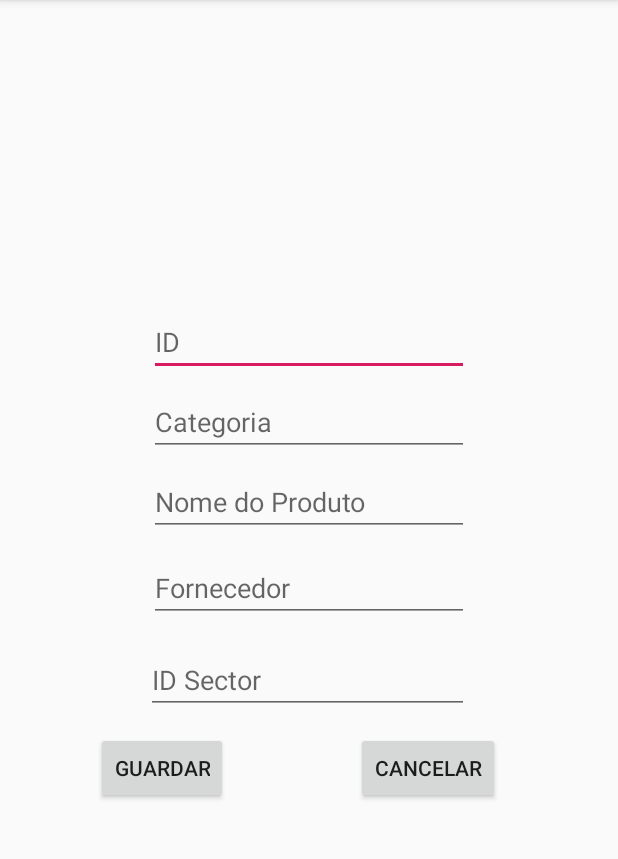
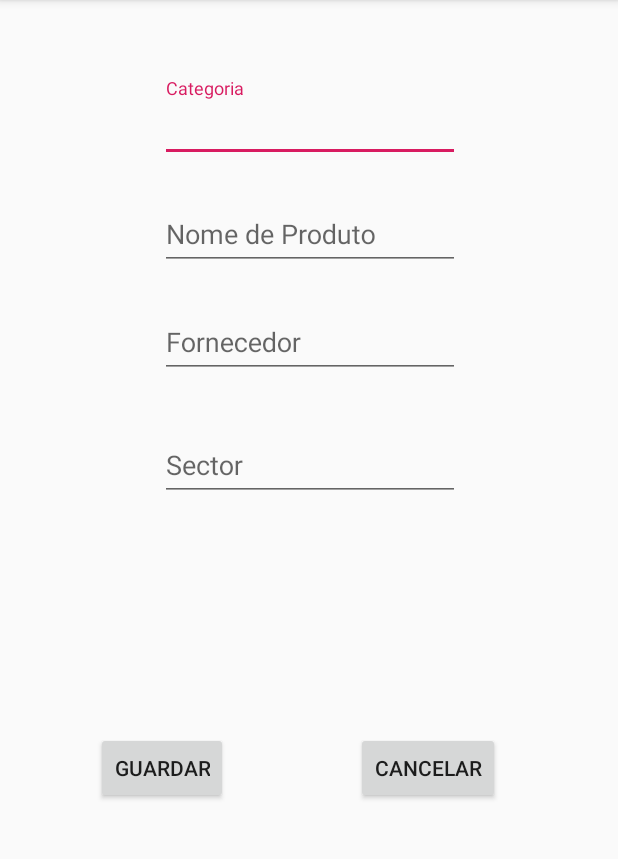
Before and after one commit to astorm123/StorageProject, an Android app: the CreateNewProd screen opened directly, with no data from a screen before it, on a phone screen of 412 x 824 dp, the part 84-943 px from its top. Run offline under Robolectric (Android 15) with nearby library versions, the phone set to English and light mode, and no system bars.

Commit message:
Changed from editText to TextInputLayout

```diff
--- a/app/src/main/java/pt/ipg/storageunity/CreateNewProd.java
+++ b/app/src/main/java/pt/ipg/storageunity/CreateNewProd.java
@@ -30,14 +30,6 @@ public class CreateNewProd extends AppCompatActivity {
         button.setOnClickListener(new View.OnClickListener() {
             @Override
             public void onClick(View v) {
-                EditText IDprod = findViewById(R.id.IDprod);
-                String SaveID = IDprod.getText().toString();
-
-                if (SaveID.trim().length()==0){
-                    IDprod.setError(getString(R.string.Error_Message));
-                    IDprod.requestFocus();
-
-                }
                 EditText Categoria = findViewById(R.id.Categoria);
                 String SaveCategoria = Categoria.getText().toString();
                 if (SaveCategoria.trim().length()==0){
--- a/app/src/main/res/layout/activity_create_new_prod.xml
+++ b/app/src/main/res/layout/activity_create_new_prod.xml
@@ -6,15 +6,84 @@
     android:layout_height="match_parent"
     tools:context=".CreateNewProd">
 
-    <Button
-        android:id="@+id/Save"
-        android:layout_width="wrap_content"
+    <com.google.android.material.textfield.TextInputLayout
+        android:id="@+id/textInputLayout3"
+        android:layout_width="200dp"
         android:layout_height="wrap_content"
-        android:layout_marginStart="64dp"
-        android:layout_marginBottom="232dp"
-        android:text="@string/guardar"
-        app:layout_constraintBottom_toBottomOf="parent"
-        app:layout_constraintStart_toStartOf="parent" />
+        android:layout_marginStart="8dp"
+        android:layout_marginTop="52dp"
+        android:layout_marginEnd="8dp"
+        app:layout_constraintEnd_toEndOf="parent"
+        app:layout_constraintHorizontal_bias="0.502"
+        app:layout_constraintStart_toStartOf="parent"
+        app:layout_constraintTop_toTopOf="parent">
+
+        <com.google.android.material.textfield.TextInputEditText
+            android:id="@+id/Categoria"
+            android:layout_width="match_parent"
+            android:layout_height="wrap_content"
+            android:hint="@string/categoria" />
+    </com.google.android.material.textfield.TextInputLayout>
+
+    <com.google.android.material.textfield.TextInputLayout
+        android:id="@+id/textInputLayout4"
+        android:layout_width="200dp"
+        android:layout_height="wrap_content"
+        android:layout_marginStart="8dp"
+        android:layout_marginTop="16dp"
+        android:layout_marginEnd="8dp"
+        app:layout_constraintEnd_toEndOf="parent"
+        app:layout_constraintHorizontal_bias="0.502"
+        app:layout_constraintStart_toStartOf="parent"
+        app:layout_constraintTop_toBottomOf="@+id/textInputLayout3">
+
+        <com.google.android.material.textfield.TextInputEditText
+            android:id="@+id/NameProd"
+            android:layout_width="match_parent"
+            android:layout_height="wrap_content"
+            android:hint="@string/nome_de_produto" />
+    </com.google.android.material.textfield.TextInputLayout>
+
+    <com.google.android.material.textfield.TextInputLayout
+        android:id="@+id/textInputLayout5"
+        android:layout_width="200dp"
+        android:layout_height="wrap_content"
+        android:layout_marginStart="8dp"
+        android:layout_marginTop="16dp"
+        android:layout_marginEnd="8dp"
+        app:layout_constraintEnd_toEndOf="parent"
+        app:layout_constraintHorizontal_bias="0.502"
+        app:layout_constraintStart_toStartOf="parent"
+        app:layout_constraintTop_toBottomOf="@+id/textInputLayout4">
+
+        <com.google.android.material.textfield.TextInputEditText
+            android:id="@+id/Fornecedor"
+            android:layout_width="match_parent"
+            android:layout_height="wrap_content"
+            android:hint="@string/fornecedor" />
+    </com.google.android.material.textfield.TextInputLayout>
+
+    <com.google.android.material.textfield.TextInputLayout
+        android:layout_width="200dp"
+        android:layout_height="wrap_content"
+        android:layout_marginStart="8dp"
+        android:layout_marginTop="8dp"
+        android:layout_marginEnd="8dp"
+        android:layout_marginBottom="8dp"
+        app:layout_constraintBottom_toTopOf="@+id/Save"
+        app:layout_constraintEnd_toEndOf="parent"
+        app:layout_constraintHorizontal_bias="0.502"
+        app:layout_constraintStart_toStartOf="parent"
+        app:layout_constraintTop_toBottomOf="@+id/textInputLayout5"
+        app:layout_constraintVertical_bias="0.111">
+
+        <com.google.android.material.textfield.TextInputEditText
+            android:id="@+id/Sector"
+            android:layout_width="match_parent"
+            android:layout_height="wrap_content"
+            android:hint="@string/sector" />
+
+    </com.google.android.material.textfield.TextInputLayout>
 
     <Button
         android:id="@+id/Cancel"
@@ -29,80 +98,14 @@
         app:layout_constraintHorizontal_bias="0.523"
         app:layout_constraintStart_toEndOf="@+id/Save" />
 
-    <EditText
-        android:id="@+id/IDprod"
+    <Button
+        android:id="@+id/Save"
         android:layout_width="wrap_content"
         android:layout_height="wrap_content"
-        android:layout_marginStart="8dp"
-        android:layout_marginTop="8dp"
-        android:layout_marginEnd="8dp"
-        android:layout_marginBottom="8dp"
-        android:ems="10"
-        android:hint="@string/id"
-        android:inputType="textPersonName"
-        app:layout_constraintBottom_toTopOf="@+id/Categoria"
-        app:layout_constraintEnd_toEndOf="parent"
-        app:layout_constraintStart_toStartOf="parent"
-        app:layout_constraintTop_toTopOf="parent"
-        app:layout_constraintVertical_bias="1.0" />
-
-    <EditText
-        android:id="@+id/Categoria"
-        android:layout_width="wrap_content"
-        android:layout_height="wrap_content"
-        android:layout_marginStart="8dp"
-        android:layout_marginEnd="8dp"
-        android:layout_marginBottom="184dp"
-        android:ems="10"
-        android:hint="@string/categoria"
-        android:inputType="textPersonName"
-        app:layout_constraintBottom_toTopOf="@+id/Save"
-        app:layout_constraintEnd_toEndOf="parent"
+        android:layout_marginStart="64dp"
+        android:layout_marginBottom="232dp"
+        android:text="@string/guardar"
+        app:layout_constraintBottom_toBottomOf="parent"
         app:layout_constraintStart_toStartOf="parent" />
 
-    <EditText
-        android:id="@+id/NameProd"
-        android:layout_width="wrap_content"
-        android:layout_height="wrap_content"
-        android:layout_marginStart="8dp"
-        android:layout_marginTop="8dp"
-        android:layout_marginEnd="8dp"
-        android:ems="10"
-        android:hint="@string/nome_do_produto"
-        android:inputType="textPersonName"
-        app:layout_constraintEnd_toEndOf="parent"
-        app:layout_constraintStart_toStartOf="parent"
-        app:layout_constraintTop_toBottomOf="@+id/Categoria" />
-
-    <EditText
-        android:id="@+id/Fornecedor"
-        android:layout_width="wrap_content"
-        android:layout_height="wrap_content"
-        android:layout_marginStart="8dp"
-        android:layout_marginTop="12dp"
-        android:layout_marginEnd="8dp"
-        android:ems="10"
-        android:hint="@string/fornecedor"
-        android:inputType="textPersonName"
-        app:layout_constraintEnd_toEndOf="parent"
-        app:layout_constraintStart_toStartOf="parent"
-        app:layout_constraintTop_toBottomOf="@+id/NameProd" />
-
-    <EditText
-        android:id="@+id/Sector"
-        android:layout_width="215dp"
-        android:layout_height="wrap_content"
-        android:layout_marginStart="8dp"
-        android:layout_marginTop="8dp"
-        android:layout_marginEnd="8dp"
-        android:layout_marginBottom="8dp"
-        android:ems="10"
-        android:hint="@string/id_sector"
-        android:inputType="textPersonName"
-        app:layout_constraintBottom_toTopOf="@+id/Save"
-        app:layout_constraintEnd_toEndOf="parent"
-        app:layout_constraintHorizontal_bias="0.494"
-        app:layout_constraintStart_toStartOf="parent"
-        app:layout_constraintTop_toBottomOf="@+id/Fornecedor"
-        app:layout_constraintVertical_bias="0.654" />
 </androidx.constraintlayout.widget.ConstraintLayout>
--- a/app/src/main/res/values/strings.xml
+++ b/app/src/main/res/values/strings.xml
@@ -11,9 +11,10 @@
     <string name="Error_Message">Campo invalido</string>
     <string name="guardar">Guardar</string>
     <string name="cancelar">Cancelar</string>
-    <string name="nome_do_produto">Nome do Produto</string>
+    <string name="categoria">Categoria</string>
+    <string name="nome_de_produto">Nome de Produto</string>
     <string name="fornecedor">Fornecedor</string>
-    <string name="id_sector">ID Sector</string>
-    <string name="id">ID</string>
-    <string name="categoria">Categoria</string>
+    <string name="sector">Sector</string>
+
+
 </resources>
```
